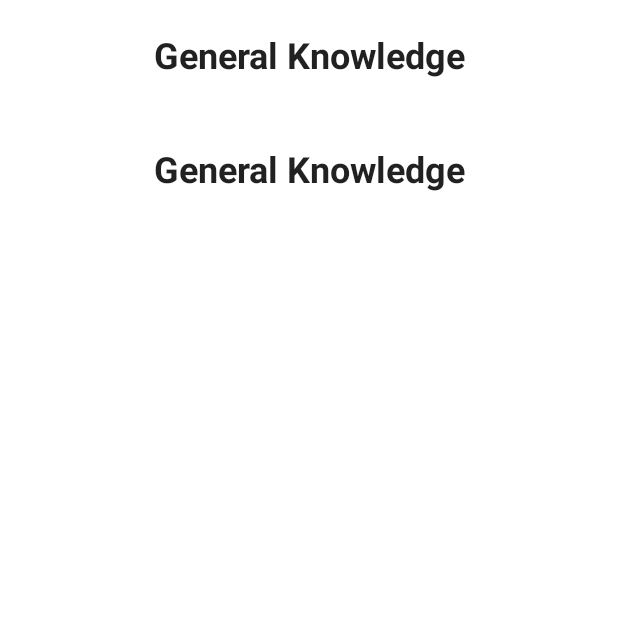
After one commit to XIIIXIIXIXI/QuizApp, an Android app built with Jetpack Compose: the composable TestScreenApi shown on its own in the app's theme, on a phone screen of 412 x 824 dp, the top half of it. The commit adds this screen. Run offline under Robolectric (Android 15) with nearby library versions, the phone set to English and light mode, and no system bars; libraries missing offline, so code that uses them is left out: com.ramcosta.composedestinations; 1 statement that could not run was skipped.

Commit message:
Nav Desinations setup. Api test-screen setup

```diff
--- a/app/src/main/java/com/example/quizapp/data/QuizRepositoryImpl.kt
+++ b/app/src/main/java/com/example/quizapp/data/QuizRepositoryImpl.kt
@@ -2,7 +2,7 @@ package com.example.quizapp.data
 
 import com.example.quizapp.data.remote.QuestionList
 import com.example.quizapp.domain.repository.QuizRepository
-import com.example.quizapp.domain.util.Resource
+import com.example.quizapp.util.Resource
 import javax.inject.Inject
 
 class QuizRepositoryImpl @Inject constructor(
--- /dev/null
+++ b/app/src/main/java/com/example/quizapp/domain/model/QuestionData.kt
@@ -0,0 +1,45 @@
+package com.example.quizapp.domain.model
+
+data class QuestionData(
+    val questions: List<Question>
+)
+
+data class Question(
+    val category: String,
+    val correct_answer: String,
+    val difficulty: String,
+    val incorrect_answers: List<String>,
+    val question: String,
+    val type: String
+)
+
+//this is for testing the app ui so the api wont get called constantly
+class testData(){
+
+    fun setUpTestData(): QuestionData {
+        return QuestionData(
+            questions = listOf(
+                Question(
+                    "General Knowledge",
+                    "Tango",
+                    "easy",
+                    listOf("Target", "Taxt", "Turkey"),
+                    "What word represents the letter &#039;T&#039; in the NATO phonetic alphabet?",
+                    "multiple"
+                ),
+                Question(
+                    "General Knowledge",
+                    "Ed Sheeran - I See Fire",
+                    "hard",
+                    listOf(
+                        "Marvin Gate - Sexual Healing",
+                        "Coldplay - Midnight",
+                        "a-ha - Take on me"
+                    ),
+                    "Electronic music producer Kygo&#039;s popularity skyrocketed after a certain remix. Which song did he remix?",
+                    "multiple"
+                )
+            )
+        )
+    }
+}
--- a/app/src/main/java/com/example/quizapp/domain/repository/QuizRepository.kt
+++ b/app/src/main/java/com/example/quizapp/domain/repository/QuizRepository.kt
@@ -1,7 +1,7 @@
 package com.example.quizapp.domain.repository
 
 import com.example.quizapp.data.remote.QuestionList
-import com.example.quizapp.domain.util.Resource
+import com.example.quizapp.util.Resource
 
 interface QuizRepository {
     suspend fun getQuestionList(amount: Int, category: Int, difficulty: String): Resource<QuestionList>
--- /dev/null
+++ b/app/src/main/java/com/example/quizapp/presentation/TestScreenApi.kt
@@ -0,0 +1,38 @@
+package com.example.quizapp.presentation
+
+import androidx.compose.foundation.layout.*
+import androidx.compose.foundation.lazy.LazyColumn
+import androidx.compose.material.OutlinedTextField
+import androidx.compose.material.Text
+import androidx.compose.runtime.Composable
+import androidx.compose.ui.Modifier
+import androidx.compose.ui.text.font.FontWeight
+import androidx.compose.ui.text.style.TextAlign
+import androidx.compose.ui.unit.dp
+import androidx.compose.ui.unit.sp
+import com.example.quizapp.domain.model.testData
+import com.ramcosta.composedestinations.annotation.Destination
+import com.ramcosta.composedestinations.navigation.DestinationsNavigator
+
+
+@Composable
+@Destination(start = true)
+fun TestScreenApi(
+    navigator: DestinationsNavigator,
+     testData : testData = testData()
+){
+
+    val questionData = testData.setUpTestData()
+    LazyColumn(modifier = Modifier.fillMaxHeight()){
+        items(questionData.questions.size){ it ->
+            Text(
+                text = questionData.questions[it].category,
+                fontSize = 24.sp,
+                fontWeight = FontWeight.Bold,
+                textAlign = TextAlign.Center,
+                modifier = Modifier.fillMaxWidth().padding(vertical = 24.dp)
+            )
+        }
+    }
+
+}
--- a/app/src/main/java/com/example/quizapp/domain/util/Resource.kt
+++ b/app/src/main/java/com/example/quizapp/util/Resource.kt
@@ -1,4 +1,4 @@
-package com.example.quizapp.domain.util
+package com.example.quizapp.util
 
 /**
  * Helper class for APi calls  taken for here:
```
Also changed, not shown: app/build.gradle (+7 -0 lines), app/src/main/java/com/example/quizapp/MainActivity.kt (+4 -7 lines), app/src/main/java/com/example/quizapp/model/QuestionData.kt (deleted, +0 -23 lines).
